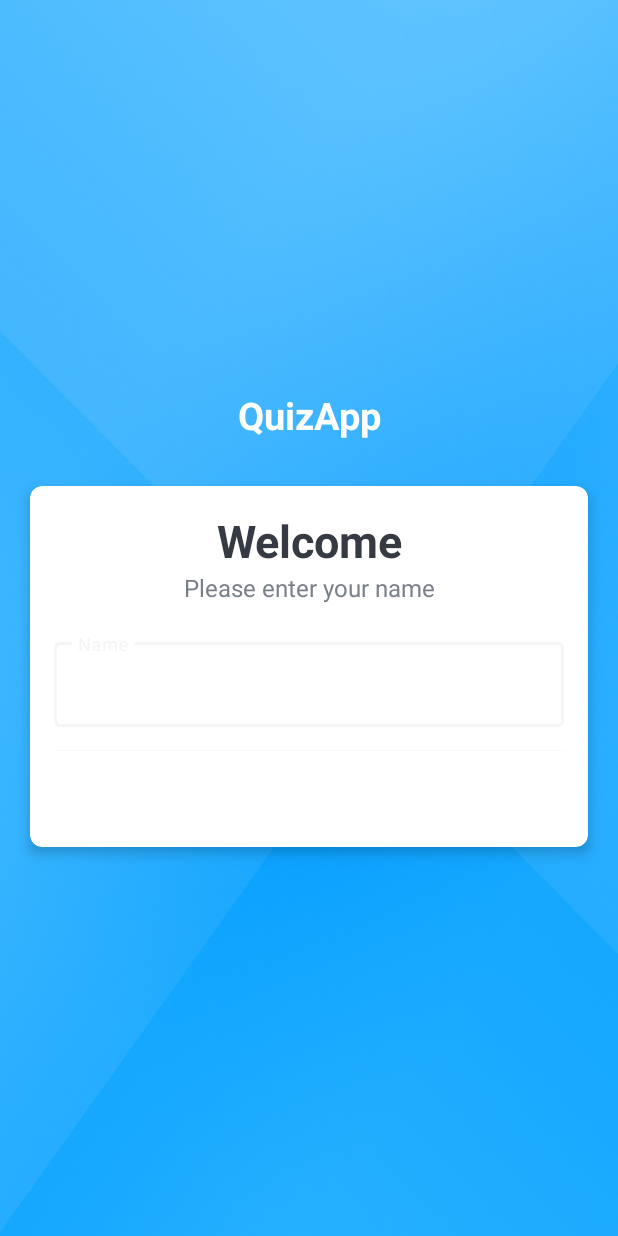
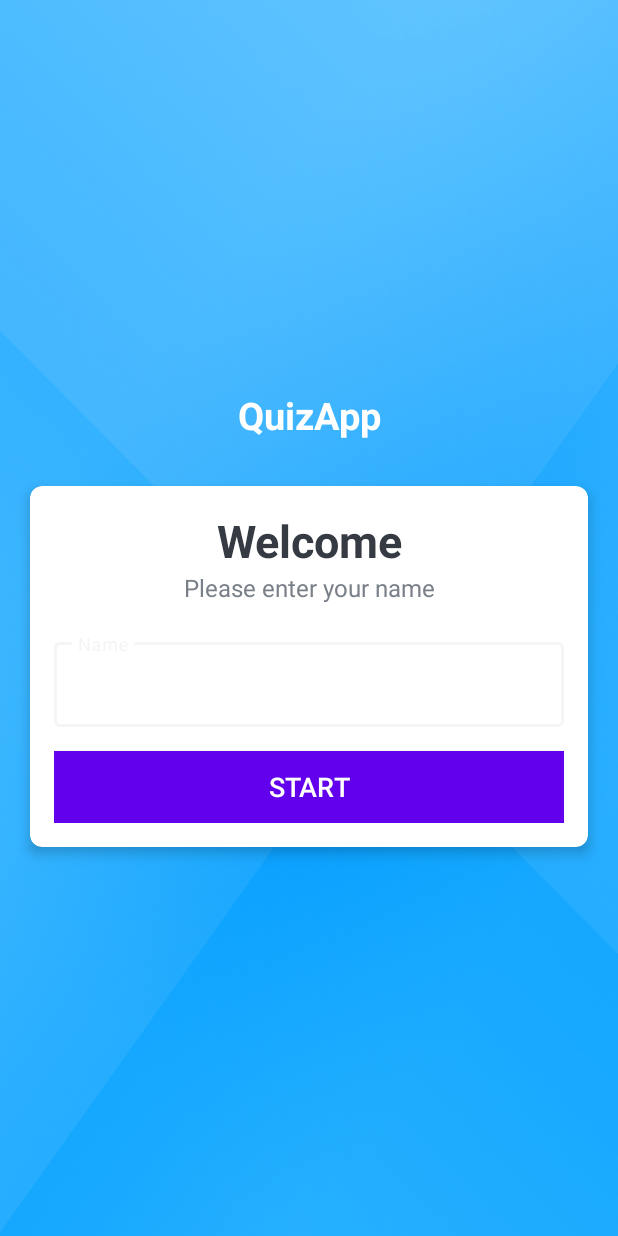
Before and after one commit to leonardooshima/QuizApp, an Android app: the screen it shows after launch (MainActivity), on a phone screen of 412 x 824 dp. Run offline under Robolectric (Android 15) with nearby library versions, the phone set to English and light mode, and no system bars.

Commit message:
Preparando a activity das questões

```diff
--- a/app/build.gradle
+++ b/app/build.gradle
@@ -1,6 +1,7 @@
 plugins {
     id 'com.android.application'
     id 'kotlin-android'
+    id 'kotlin-android-extensions'
 }
 
 android {
@@ -39,7 +40,7 @@ dependencies {
     implementation 'androidx.appcompat:appcompat:1.1.0'
     implementation 'com.google.android.material:material:1.1.0'
     implementation 'androidx.constraintlayout:constraintlayout:1.1.3'
-    implementation 'com.google.android.material:material:1.0.0'
+    implementation 'com.google.android.material:material:1.2.1'
     testImplementation 'junit:junit:4.+'
     androidTestImplementation 'androidx.test.ext:junit:1.1.1'
     androidTestImplementation 'androidx.test.espresso:espresso-core:3.2.0'
--- a/app/src/main/res/layout/activity_main.xml
+++ b/app/src/main/res/layout/activity_main.xml
@@ -56,22 +56,23 @@
                 android:layout_width="match_parent"
                 android:layout_height="wrap_content"
                 android:layout_marginTop="20dp"
-                style="@style/Widget.MaterialComponents.TextInputLayout.OutlinedBox">
+                style="@style/Widget.MaterialComponents.TextInputLayout.OutlinedBox"
+                >
                 <androidx.appcompat.widget.AppCompatEditText
+                    android:id="@+id/et_name"
                     android:layout_width="match_parent"
                     android:layout_height="wrap_content"
                     android:hint="Name"
                     android:textColor="#363A43"
-                    android:textColorHint="#7A8089">
-                </androidx.appcompat.widget.AppCompatEditText>
+                    android:textColorHint="#7A8089"/>
             </com.google.android.material.textfield.TextInputLayout>
 
             <Button
-                android:id="@+id/btn_start"
+                android:id="@+id/picles"
                 android:layout_width="match_parent"
                 android:layout_height="wrap_content"
                 android:layout_marginTop="16dp"
-                android:background="@color/design_default_color_on_primary"
+                android:background="@color/purple_500"
                 android:text="Start"
                 android:textSize="18sp"
                 android:textColor="@android:color/white">
--- a/app/src/main/res/values/themes.xml
+++ b/app/src/main/res/values/themes.xml
@@ -14,7 +14,7 @@
         <!-- Customize your theme here. -->
     </style>
 
-    <style name="NoActionBarTheme" parent="Theme.AppCompat.Light.NoActionBar">
+    <style name="NoActionBarTheme" parent="Theme.MaterialComponents.Light.NoActionBar.Bridge">
 
     </style>
 
```
Also changed, not shown: app/src/main/AndroidManifest.xml (+9 -3 lines), app/src/main/java/com/example/quizapp/Constants.kt (added, +23 -0 lines), app/src/main/java/com/example/quizapp/MainActivity.kt (+13 -0 lines), app/src/main/java/com/example/quizapp/Question.kt (added, +12 -0 lines), app/src/main/java/com/example/quizapp/QuizQuestionActivity.kt (added, +15 -0 lines), app/src/main/res/layout/activity_quiz_question.xml (added, +10 -0 lines).
